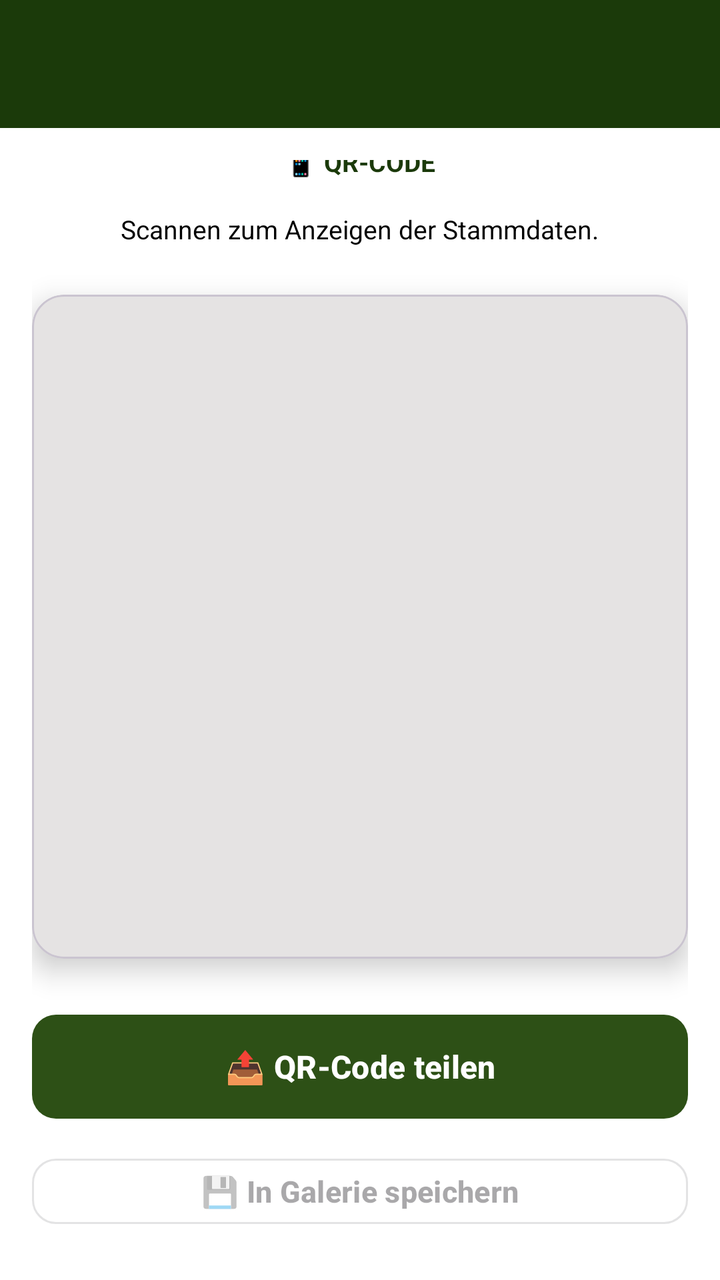
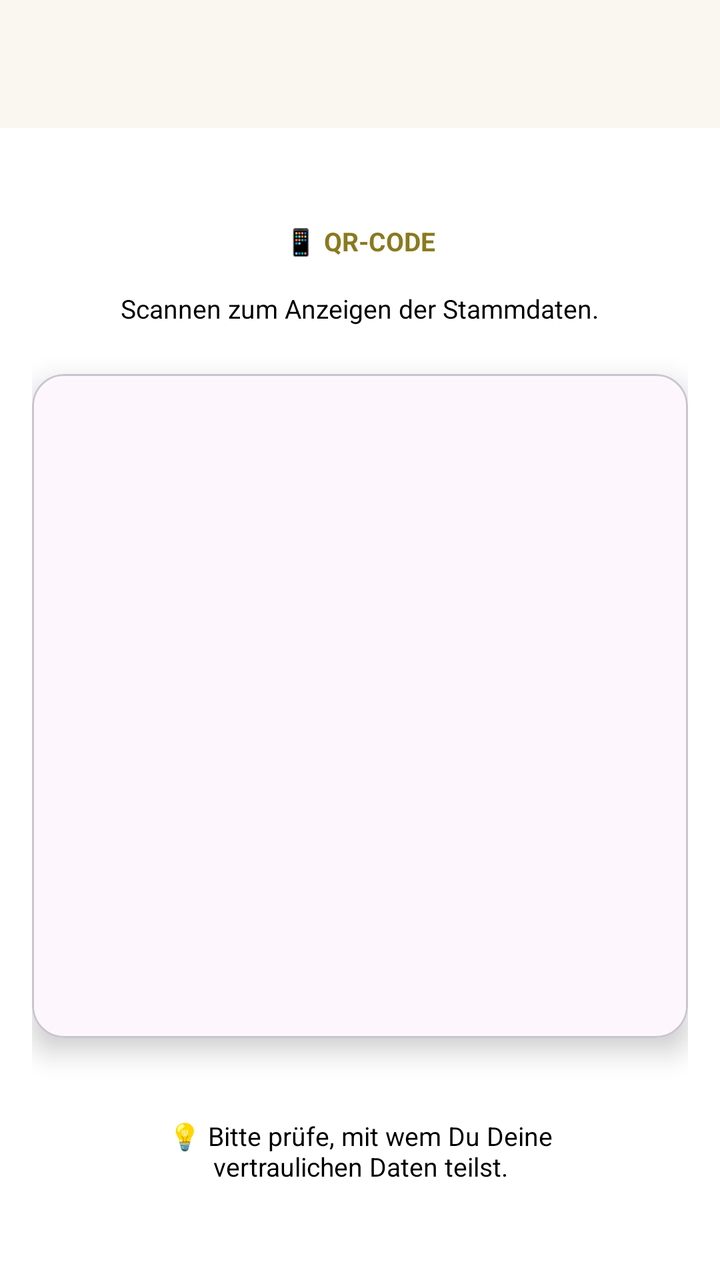

Two renders of the same Android screen: before a commit and after it. Below are the layout's source before the change and the commit's diff.
<!-- AndroidManifest.xml: activity theme Theme.HundeWildnis -->
<!-- res/layout/activity_qrcode.xml -->
<?xml version="1.0" encoding="utf-8"?>
<androidx.coordinatorlayout.widget.CoordinatorLayout
    xmlns:android="http://schemas.android.com/apk/res/android"
    xmlns:app="http://schemas.android.com/apk/res-auto"
    android:layout_width="match_parent"
    android:layout_height="match_parent"
    android:background="#FFFFFF">

    <com.google.android.material.appbar.AppBarLayout android:id="@+id/appbar"
        android:layout_width="match_parent"
        android:layout_height="wrap_content"
        android:fitsSystemWindows="false">

        <androidx.appcompat.widget.Toolbar
            android:id="@+id/toolbar"
            android:layout_width="match_parent"
            android:layout_height="?attr/actionBarSize"
            android:background="#1B3A0A"
            app:titleTextColor="#FFFFFF" />
    </com.google.android.material.appbar.AppBarLayout>

    <LinearLayout
        android:layout_width="match_parent"
        android:layout_height="match_parent"
        android:orientation="vertical"
        android:gravity="center"
        app:layout_behavior="@string/appbar_scrolling_view_behavior"
        android:padding="16dp">

        <TextView
            android:layout_width="wrap_content"
            android:layout_height="wrap_content"
            android:text="📱 QR-CODE"
            android:textSize="@dimen/text_body_medium"
            android:textStyle="bold"
            android:textColor="#1B3A0A"
            android:layout_marginBottom="16dp" />

        <TextView
            android:layout_width="wrap_content"
            android:layout_height="wrap_content"
            android:text="Scannen zum Anzeigen der Stammdaten."
            android:textSize="@dimen/text_body_medium"
            android:textColor="#000000"
            android:textAlignment="center"
            android:layout_marginBottom="24dp" />

        <com.google.android.material.card.MaterialCardView
            android:layout_width="wrap_content"
            android:layout_height="wrap_content"
            app:cardCornerRadius="16dp"
            app:cardElevation="8dp"
            android:layout_marginBottom="24dp">

            <FrameLayout
                android:layout_width="wrap_content"
                android:layout_height="wrap_content"
                android:padding="16dp">

                <ImageView
                    android:id="@+id/ivQrCode"
                    android:layout_width="300dp"
                    android:layout_height="300dp"
                    android:scaleType="fitCenter"
                    android:contentDescription="QR-Code" />

                <ProgressBar
                    android:id="@+id/progressBar"
                    android:layout_width="wrap_content"
                    android:layout_height="wrap_content"
                    android:layout_gravity="center"
                    android:indeterminateTint="#2d5016" />

            </FrameLayout>

        </com.google.android.material.card.MaterialCardView>

        <com.google.android.material.button.MaterialButton
            android:id="@+id/btnShare"
            android:layout_width="match_parent"
            android:layout_height="wrap_content"
            android:text="📤 QR-Code teilen"
            android:textSize="@dimen/text_body_medium"
            android:textStyle="bold"
            app:backgroundTint="#2d5016"
            android:textColor="#FFFFFF"
            app:cornerRadius="12dp"
            android:enabled="false" />

        <com.google.android.material.button.MaterialButton
            android:id="@+id/btnSave"
            android:layout_width="match_parent"
            android:layout_height="wrap_content"
            android:text="💾 In Galerie speichern"
            android:textSize="@dimen/text_body_medium"
            android:textStyle="bold"
            style="@style/Widget.Material3.Button.OutlinedButton"
            app:cornerRadius="12dp"
            android:layout_marginTop="12dp"
            android:enabled="false" />

        <TextView
            android:layout_width="wrap_content"
            android:layout_height="wrap_content"
            android:text="💡 Bitte prüfe, mit wem Du Deine vertraulichen Daten teilst."
            android:textSize="@dimen/text_body_medium"
            android:textColor="#000000"
            android:textAlignment="center"
            android:layout_marginTop="16dp"
            android:paddingStart="32dp"
            android:paddingEnd="32dp" />

    </LinearLayout>

</androidx.coordinatorlayout.widget.CoordinatorLayout>
<!-- resources referenced by this layout -->
<resources>
  <dimen name="text_body_medium">14sp</dimen>
  <style name="Theme.HundeWildnis" parent="Base.Theme.HundeWildnis" />
  <style name="Base.Theme.HundeWildnis" parent="Theme.Material3.Light.NoActionBar">
          
          <item name="materialButtonStyle">@style/Widget.App.Button</item>
  
          <item name="colorPrimary">#2d5016</item>
          <item name="colorPrimaryVariant">#1a3009</item>
          <item name="colorOnPrimary">#FFFFFF</item>
          <item name="colorSecondary">#6b8e4e</item>
          <item name="colorSecondaryVariant">#4a6135</item>
          <item name="colorOnSecondary">#000000</item>
          <item name="android:statusBarColor">@android:color/transparent</item>
          <item name="android:navigationBarColor">@android:color/transparent</item>
          <item name="android:windowDrawsSystemBarBackgrounds">true</item>
          <item name="android:windowLightStatusBar">true</item>
          <item name="android:windowLightNavigationBar" tools:targetApi="27">true</item>
          <item name="android:enforceNavigationBarContrast" tools:targetApi="q">false</item>
          <item name="android:enforceStatusBarContrast" tools:targetApi="q">false</item>
  
          
          <item name="colorAccent">#2d5016</item>
          <item name="android:textColorPrimary">#000000</item>
  
          
          <item name="materialAlertDialogTheme">@style/AlertDialogTheme</item>
          <item name="alertDialogTheme">@style/AlertDialogTheme</item>
  
          
          <item name="actionMenuTextColor">#FFFFFF</item>
          <item name="actionOverflowButtonStyle">@style/Widget.App.Overflow</item>
  
          
          <item name="android:windowBackground">#FFFFFF</item>
          <item name="android:colorBackground">#FFFFFF</item>
      </style>
  <style name="Widget.App.Overflow" parent="Widget.AppCompat.ActionButton.Overflow">
          <item name="android:src">@drawable/ic_menu_hamburger</item>
      </style>
  <dimen name="text_button_large">20sp</dimen>
  <style name="DialogButtonStyle.Light" parent="Widget.Material3.Button.TextButton.Dialog">
          
          <item name="android:textColor">#2d5016</item>
  
          
          <item name="android:textSize">13sp</item>
          <item name="android:textAllCaps">false</item>
          <item name="android:maxLines">2</item>
          <item name="android:singleLine">false</item>
          <item name="android:ellipsize">none</item>
          <item name="autoSizeTextType">uniform</item>
          <item name="autoSizeMinTextSize">10sp</item>
          <item name="autoSizeMaxTextSize">16sp</item>
  
          
          <item name="android:paddingStart">2dp</item>
          <item name="android:paddingEnd">2dp</item>
          <item name="android:minWidth">0dp</item>
          <item name="android:insetLeft">0dp</item>
          <item name="android:insetRight">0dp</item>
          <item name="android:insetTop">0dp</item>
          <item name="android:insetBottom">0dp</item>
  
          
          <item name="backgroundTint">@android:color/transparent</item>
  
          
          <item name="rippleColor">#332d5016</item>
      </style>
  <style name="Widget.App.ButtonBar" parent="Widget.AppCompat.ButtonBar.AlertDialog">
          <item name="android:padding">0dp</item>
      </style>
  <!-- drawable ic_menu_hamburger (drawable) -->
  <vector xmlns:android="http://schemas.android.com/apk/res/android"
      android:width="24dp"
      android:height="24dp"
      android:viewportWidth="24"
      android:viewportHeight="24">
      <path
          android:fillColor="#FFFFFF"
          android:pathData="M3,18h18v-2H3V18z M3,13h18v-2H3V13z M3,6v2h18V6H3z" />
  </vector>
  <!-- unchanged entries left out for length: 2 -->
</resources>

<!-- the commit's change to res/layout/activity_qrcode.xml (unified diff, before → after) -->
@@ -15,8 +15,8 @@
             android:id="@+id/toolbar"
             android:layout_width="match_parent"
             android:layout_height="?attr/actionBarSize"
-            android:background="#1B3A0A"
-            app:titleTextColor="#FFFFFF" />
+            android:background="?attr/colorPrimary"
+            app:titleTextColor="?attr/colorOnPrimary" />
     </com.google.android.material.appbar.AppBarLayout>
 
     <LinearLayout
@@ -33,7 +33,7 @@
             android:text="📱 QR-CODE"
             android:textSize="@dimen/text_body_medium"
             android:textStyle="bold"
-            android:textColor="#1B3A0A"
+            android:textColor="?attr/colorSecondary"
             android:layout_marginBottom="16dp" />
 
         <TextView
@@ -69,35 +69,19 @@
                     android:layout_width="wrap_content"
                     android:layout_height="wrap_content"
                     android:layout_gravity="center"
-                    android:indeterminateTint="#2d5016" />
+                    android:indeterminateTint="?attr/colorSecondary" />
 
             </FrameLayout>
 
         </com.google.android.material.card.MaterialCardView>
 
-        <com.google.android.material.button.MaterialButton
-            android:id="@+id/btnShare"
+        <androidx.recyclerview.widget.RecyclerView
+            android:id="@+id/gridQrActions"
             android:layout_width="match_parent"
             android:layout_height="wrap_content"
-            android:text="📤 QR-Code teilen"
-            android:textSize="@dimen/text_body_medium"
-            android:textStyle="bold"
-            app:backgroundTint="#2d5016"
-            android:textColor="#FFFFFF"
-            app:cornerRadius="12dp"
-            android:enabled="false" />
-
-        <com.google.android.material.button.MaterialButton
-            android:id="@+id/btnSave"
-            android:layout_width="match_parent"
-            android:layout_height="wrap_content"
-            android:text="💾 In Galerie speichern"
-            android:textSize="@dimen/text_body_medium"
-            android:textStyle="bold"
-            style="@style/Widget.Material3.Button.OutlinedButton"
-            app:cornerRadius="12dp"
-            android:layout_marginTop="12dp"
-            android:enabled="false" />
+            android:nestedScrollingEnabled="false"
+            app:layoutManager="androidx.recyclerview.widget.GridLayoutManager"
+            app:spanCount="2" />
 
         <TextView
             android:layout_width="wrap_content"
<!-- resource entries referenced after the edit -->
@@ -6,14 +6,12 @@
           
           <item name="materialButtonStyle">@style/Widget.App.Button</item>
   
-          <item name="colorPrimary">#2d5016</item>
-          <item name="colorPrimaryVariant">#1a3009</item>
-          <item name="colorOnPrimary">#FFFFFF</item>
-          <item name="colorSecondary">#6b8e4e</item>
-          <item name="colorSecondaryVariant">#4a6135</item>
-          <item name="colorOnSecondary">#000000</item>
-          <item name="android:statusBarColor">@android:color/transparent</item>
-          <item name="android:navigationBarColor">@android:color/transparent</item>
+          <item name="colorPrimary">@color/rd_bg_light</item>
+          <item name="colorOnPrimary">@color/rd_text_primary_light</item>
+          <item name="colorSecondary">@color/rd_group2_accent_light</item>
+          <item name="colorOnSecondary">#FFFFFF</item>
+          <item name="android:statusBarColor">@color/rd_bg_light</item>
+          <item name="android:navigationBarColor">@color/rd_bg_light</item>
           <item name="android:windowDrawsSystemBarBackgrounds">true</item>
           <item name="android:windowLightStatusBar">true</item>
           <item name="android:windowLightNavigationBar" tools:targetApi="27">true</item>
@@ -21,7 +19,7 @@
           <item name="android:enforceStatusBarContrast" tools:targetApi="q">false</item>
   
           
-          <item name="colorAccent">#2d5016</item>
+          <item name="colorAccent">@color/rd_group2_accent_light</item>
           <item name="android:textColorPrimary">#000000</item>
   
           
@@ -29,20 +27,23 @@
           <item name="alertDialogTheme">@style/AlertDialogTheme</item>
   
           
-          <item name="actionMenuTextColor">#FFFFFF</item>
+          <item name="actionMenuTextColor">@color/rd_text_primary_light</item>
           <item name="actionOverflowButtonStyle">@style/Widget.App.Overflow</item>
   
           
-          <item name="android:windowBackground">#FFFFFF</item>
-          <item name="android:colorBackground">#FFFFFF</item>
+          <item name="android:windowBackground">@color/rd_bg_light</item>
+          <item name="android:colorBackground">@color/rd_bg_light</item>
       </style>
+  <color name="rd_bg_light">#FAF7F0</color>
+  <color name="rd_text_primary_light">#2B2620</color>
+  <color name="rd_group2_accent_light">#8A7A1F</color>
   <style name="Widget.App.Overflow" parent="Widget.AppCompat.ActionButton.Overflow">
           <item name="android:src">@drawable/ic_menu_hamburger</item>
       </style>
   <dimen name="text_button_large">20sp</dimen>
   <style name="DialogButtonStyle.Light" parent="Widget.Material3.Button.TextButton.Dialog">
           
-          <item name="android:textColor">#2d5016</item>
+          <item name="android:textColor">?attr/colorSecondary</item>
   
           
           <item name="android:textSize">13sp</item>
